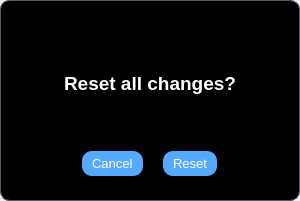
Old version of the form ui/dialogs/reset_heroes.ui in the repository elian-olbz/mlbb-drafting-and-simulation-tools.
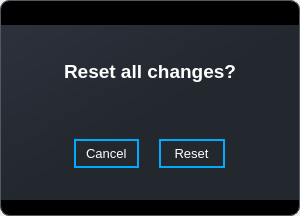
New version of the form. Icons and pictures are not drawn.

Diff of the .ui file:
```diff
--- a/ui/dialogs/reset_heroes.ui
+++ b/ui/dialogs/reset_heroes.ui
@@ -7,7 +7,7 @@
     <x>0</x>
     <y>0</y>
     <width>300</width>
-    <height>201</height>
+    <height>216</height>
    </rect>
   </property>
   <property name="windowTitle">
@@ -81,7 +81,7 @@
 border-bottom-left-radius: 10px;
 }</string>
         </property>
-        <layout class="QVBoxLayout" name="verticalLayout_3" stretch="0,5,0">
+        <layout class="QVBoxLayout" name="verticalLayout_3" stretch="0,0">
          <property name="spacing">
           <number>0</number>
          </property>
@@ -153,7 +153,28 @@
            </layout>
           </widget>
          </item>
-         <item alignment="Qt::AlignHCenter">
+         <item>
+          <widget class="QFrame" name="frame">
+           <property name="sizePolicy">
+            <sizepolicy hsizetype="Preferred" vsizetype="Expanding">
+             <horstretch>0</horstretch>
+             <verstretch>0</verstretch>
+            </sizepolicy>
+           </property>
+           <property name="styleSheet">
+            <string notr="true">QFrame #frame{
+background-color: qlineargradient(spread:pad, x1:0, y1:0, x2:1, y2:1, stop:0 rgba(44, 49, 60, 255), stop:0.521368 rgba(35, 39, 46, 255));
+border-radius: 0px;
+}</string>
+           </property>
+           <property name="frameShape">
+            <enum>QFrame::StyledPanel</enum>
+           </property>
+           <property name="frameShadow">
+            <enum>QFrame::Raised</enum>
+           </property>
+           <layout class="QVBoxLayout" name="verticalLayout_7">
+            <item>
           <widget class="QWidget" name="widget_2" native="true">
            <layout class="QVBoxLayout" name="verticalLayout_5">
             <item alignment="Qt::AlignHCenter">
@@ -166,7 +187,7 @@
            </layout>
           </widget>
          </item>
-         <item alignment="Qt::AlignHCenter|Qt::AlignVCenter">
+            <item>
           <widget class="QFrame" name="bottom_frame">
            <property name="frameShape">
             <enum>QFrame::StyledPanel</enum>
@@ -210,7 +231,10 @@
                   </font>
                  </property>
                  <property name="styleSheet">
-                  <string notr="true">background-color: rgb(85, 170, 255);</string>
+                     <string notr="true">border-radius: 16px;
+border: 2px solid; 
+border-color:rgb(83, 89, 98);
+border-color: rgb(0, 170, 255);</string>
                  </property>
                  <property name="text">
                   <string>Cancel</string>
@@ -225,11 +249,17 @@
                   </font>
                  </property>
                  <property name="styleSheet">
-                  <string notr="true">background-color: rgb(85, 170, 255);</string>
+                     <string notr="true">border-radius: 16px;
+border: 2px solid; 
+border-color:rgb(83, 89, 98);
+border-color: rgb(0, 170, 255);</string>
                  </property>
                  <property name="text">
-                  <string>Reset</string>
-                 </property>
+                     <string> Reset </string>
+                    </property>
+                   </widget>
+                  </item>
+                 </layout>
                 </widget>
                </item>
               </layout>
```
Lines whose indentation alone changed are shown as unchanged.
